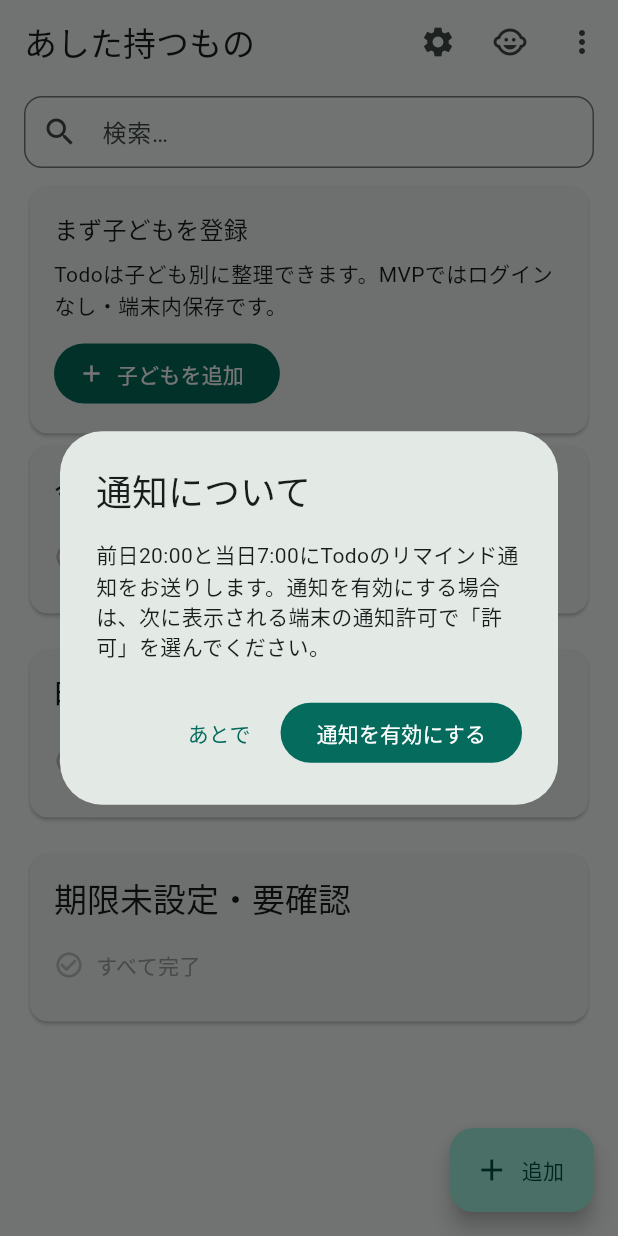
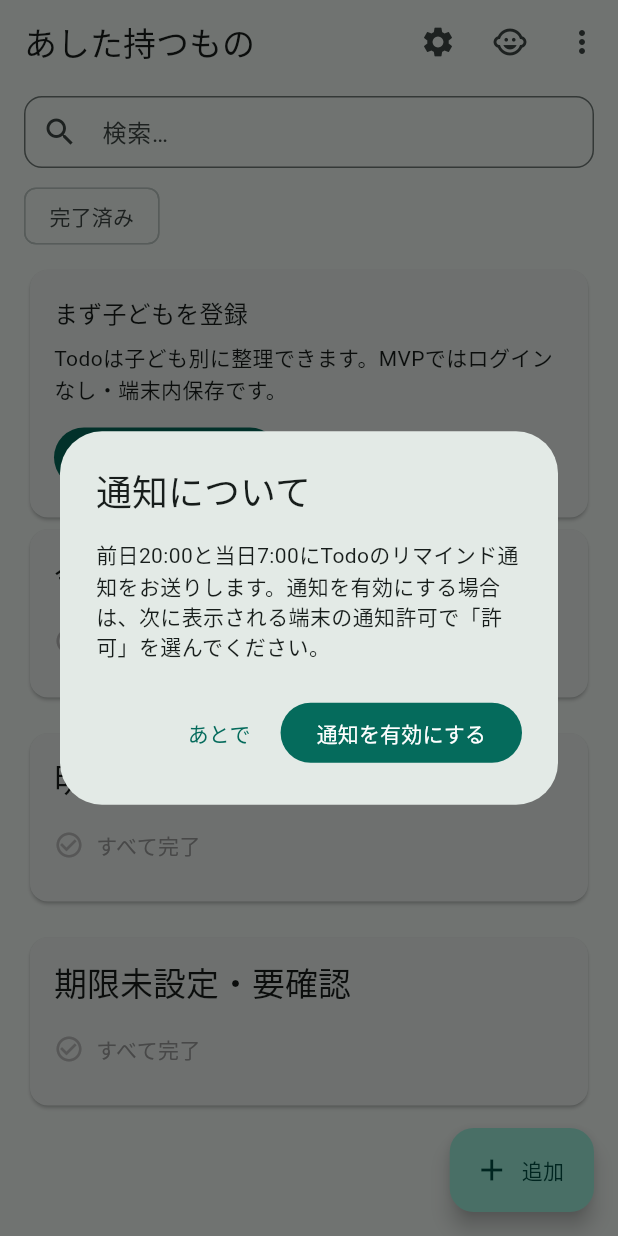
Before and after one commit to neoenox/ashita-motsumono, a Flutter app: the screen it shows after launch, on a phone screen of 412 x 824 dp. Run offline on Flutter 3.47's test engine with Material 3 defaults, Android fonts, the phone set to English and light mode, and no system bars; our stand-ins replace drift, flutter_local_notifications, flutter_timezone, image_picker, shared_preferences, timezone; missing offline and left inert: google_mlkit_text_recognition; accounts and stored records are empty; generated files the repository leaves out were written again.

Commit message:
v0.2.4: relative date extraction + todo list filters
- extraction_service: support 明後日/翌日/前日まで (relative dates)
- home_screen: add show/hide completed toggle and child filter
- tests: add tests for new extraction patterns

```diff
--- a/lib/src/screens/home_screen.dart
+++ b/lib/src/screens/home_screen.dart
@@ -38,6 +38,8 @@ class _HomeScreenState extends State<HomeScreen> {
   final _searchController = TextEditingController();
   String _searchQuery = '';
   String _searchQueryRaw = '';
+  bool _showCompleted = false;
+  String? _filterChildId;
 
   @override
   void dispose() {
@@ -148,9 +150,11 @@ class _HomeScreenState extends State<HomeScreen> {
   }
 
   List<AppTodo> _filter(List<AppTodo> todos, List<ChildProfile> children) {
-    if (_searchQuery.isEmpty) return todos;
-    final q = _searchQuery.toLowerCase();
     return todos.where((t) {
+      if (!_showCompleted && t.isDone) return false;
+      if (_filterChildId != null && t.childId != _filterChildId) return false;
+      if (_searchQuery.isEmpty) return true;
+      final q = _searchQuery.toLowerCase();
       if (t.title.toLowerCase().contains(q)) return true;
       if (t.category.label.contains(q)) return true;
       if (t.note?.toLowerCase().contains(q) == true) return true;
@@ -238,6 +242,13 @@ class _HomeScreenState extends State<HomeScreen> {
                 _searchQuery = v.trim().toLowerCase();
               }),
             ),
+          ),
+          _FilterBar(
+            showCompleted: _showCompleted,
+            filterChildId: _filterChildId,
+            children: state.children,
+            onToggleCompleted: (v) => setState(() => _showCompleted = v),
+            onChangeChild: (id) => setState(() => _filterChildId = id),
           ),
           Expanded(
             child: ListView(
@@ -422,6 +433,59 @@ class _UpcomingSection extends StatelessWidget {
   }
 }
 
+class _FilterBar extends StatelessWidget {
+  const _FilterBar({
+    required this.showCompleted,
+    required this.filterChildId,
+    required this.children,
+    required this.onToggleCompleted,
+    required this.onChangeChild,
+  });
+
+  final bool showCompleted;
+  final String? filterChildId;
+  final List<ChildProfile> children;
+  final ValueChanged<bool> onToggleCompleted;
+  final ValueChanged<String?> onChangeChild;
+
+  @override
+  Widget build(BuildContext context) {
+    return Padding(
+      padding: const EdgeInsets.fromLTRB(16, 8, 16, 0),
+      child: Row(
+        children: [
+          FilterChip(
+            label: const Text('完了済み'),
+            selected: showCompleted,
+            onSelected: onToggleCompleted,
+          ),
+          const SizedBox(width: 8),
+          if (children.length > 1)
+            DropdownButton<String?>(
+              value: filterChildId,
+              hint: const Text('すべての子'),
+              underline: const SizedBox(),
+              items: [
+                const DropdownMenuItem(value: null, child: Text('すべての子')),
+                ...children.map(
+                  (c) => DropdownMenuItem(value: c.id, child: Text(c.name)),
+                ),
+              ],
+              onChanged: onChangeChild,
+            ),
+          if (filterChildId != null)
+            IconButton(
+              icon: const Icon(Icons.clear, size: 18),
+              onPressed: () => onChangeChild(null),
+              tooltip: 'フィルター解除',
+              visualDensity: VisualDensity.compact,
+            ),
+        ],
+      ),
+    );
+  }
+}
+
 class _EmptyState extends StatelessWidget {
   const _EmptyState();
 
```
Also changed, not shown: lib/src/services/extraction_service.dart (+25 -17 lines), 1 other file.
